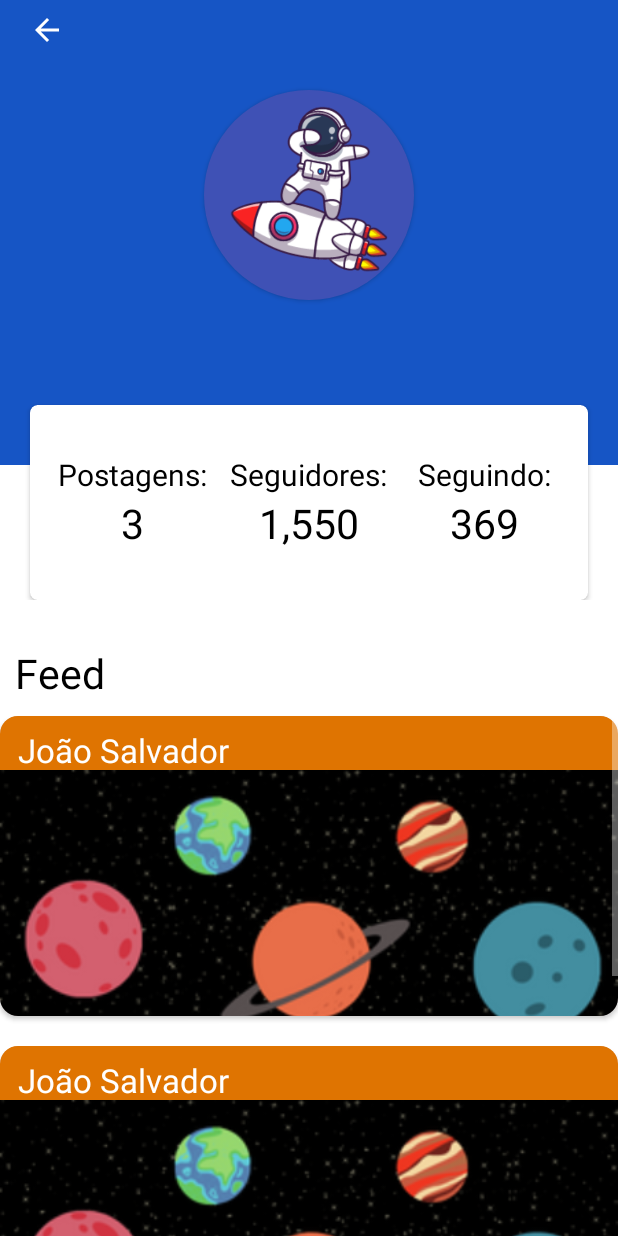
After one commit to Ssalvador221/BluePlanet-App, an Android app: the ProfileScrenPage screen opened directly, with no data from a screen before it, on a phone screen of 412 x 824 dp. The commit adds this screen. Run offline under Robolectric (Android 15) with nearby library versions, the phone set to English and light mode, and no system bars; our stand-ins replace Firebase (no records; nobody signed in at launch, a user with empty details on screens opened directly); Roboto replaces fonts that are not available here.

Commit message:
Apresentar amanha perfil

```diff
--- a/app/src/main/AndroidManifest.xml
+++ b/app/src/main/AndroidManifest.xml
@@ -14,7 +14,7 @@
         android:theme="@style/Theme.SaAplication"
         tools:targetApi="33">
         <activity
-            android:name=".NewsPage"
+            android:name=".ProfileScrenPage"
             android:exported="false" />
         <activity
             android:name=".PaginaInicial"
--- a/app/src/main/java/com/example/saaplication/NewsPage.java
+++ /dev/null
@@ -1,14 +0,0 @@
-package com.example.saaplication;
-
-import androidx.appcompat.app.AppCompatActivity;
-
-import android.os.Bundle;
-
-public class NewsPage extends AppCompatActivity {
-
-    @Override
-    protected void onCreate(Bundle savedInstanceState) {
-        super.onCreate(savedInstanceState);
-        setContentView(R.layout.activity_news_page);
-    }
-}
--- a/app/src/main/java/com/example/saaplication/PaginaInicial.java
+++ b/app/src/main/java/com/example/saaplication/PaginaInicial.java
@@ -7,6 +7,7 @@ import androidx.fragment.app.Fragment;
 import androidx.fragment.app.FragmentManager;
 import androidx.fragment.app.FragmentTransaction;
 
+import android.content.Intent;
 import android.graphics.Color;
 import android.os.Bundle;
 import com.example.saaplication.databinding.ActivityPaginainicialBinding;
@@ -30,7 +31,7 @@ public class PaginaInicial extends AppCompatActivity {
         setContentView(binding.getRoot());
         ReplaceFragment(new Home_page_Fragment());
 
-        getWindow().setStatusBarColor(Color.WHITE);
+        getWindow().setStatusBarColor(Color.TRANSPARENT);
 
 
 
@@ -52,7 +53,8 @@ public class PaginaInicial extends AppCompatActivity {
                     break;
                 case R.id.perfilPage:
                     setTitle("Perfil");
-                    ReplaceFragment(new Perfil_Fragment());
+                    Intent intent = new Intent(this, ProfileScrenPage.class);
+                    startActivity(intent);
                     break;
             }
             return true;
--- a/app/src/main/java/com/example/saaplication/Perfil_Fragment.java
+++ /dev/null
@@ -1,64 +0,0 @@
-package com.example.saaplication;
-
-import android.os.Bundle;
-
-import androidx.fragment.app.Fragment;
-
-import android.view.LayoutInflater;
-import android.view.View;
-import android.view.ViewGroup;
-
-/**
- * A simple {@link Fragment} subclass.
- * Use the {@link Perfil_Fragment#newInstance} factory method to
- * create an instance of this fragment.
- */
-public class Perfil_Fragment extends Fragment {
-
-    // TODO: Rename parameter arguments, choose names that match
-    // the fragment initialization parameters, e.g. ARG_ITEM_NUMBER
-    private static final String ARG_PARAM1 = "param1";
-    private static final String ARG_PARAM2 = "param2";
-
-    // TODO: Rename and change types of parameters
-    private String mParam1;
-    private String mParam2;
-
-    public Perfil_Fragment() {
-        // Required empty public constructor
-    }
-
-    /**
-     * Use this factory method to create a new instance of
-     * this fragment using the provided parameters.
-     *
-     * @param param1 Parameter 1.
-     * @param param2 Parameter 2.
-     * @return A new instance of fragment Perfil_Fragment.
-     */
-    // TODO: Rename and change types and number of parameters
-    public static Perfil_Fragment newInstance(String param1, String param2) {
-        Perfil_Fragment fragment = new Perfil_Fragment();
-        Bundle args = new Bundle();
-        args.putString(ARG_PARAM1, param1);
-        args.putString(ARG_PARAM2, param2);
-        fragment.setArguments(args);
-        return fragment;
-    }
-
-    @Override
-    public void onCreate(Bundle savedInstanceState) {
-        super.onCreate(savedInstanceState);
-        if (getArguments() != null) {
-            mParam1 = getArguments().getString(ARG_PARAM1);
-            mParam2 = getArguments().getString(ARG_PARAM2);
-        }
-    }
-
-    @Override
-    public View onCreateView(LayoutInflater inflater, ViewGroup container,
-                             Bundle savedInstanceState) {
-        // Inflate the layout for this fragment
-        return inflater.inflate(R.layout.fragment_perfil_, container, false);
-    }
-}
--- /dev/null
+++ b/app/src/main/java/com/example/saaplication/ProfileScrenPage.java
@@ -0,0 +1,77 @@
+package com.example.saaplication;
+
+import androidx.annotation.Nullable;
+import androidx.appcompat.app.AppCompatActivity;
+
+import android.content.Intent;
+import android.graphics.Color;
+import android.os.Bundle;
+import android.view.View;
+import android.widget.ImageButton;
+import android.widget.TextView;
+import android.widget.Toast;
+
+import com.google.firebase.auth.FirebaseAuth;
+import com.google.firebase.database.DatabaseReference;
+import com.google.firebase.firestore.DocumentReference;
+import com.google.firebase.firestore.DocumentSnapshot;
+import com.google.firebase.firestore.EventListener;
+import com.google.firebase.firestore.FirebaseFirestore;
+import com.google.firebase.firestore.FirebaseFirestoreException;
+
+public class ProfileScrenPage extends AppCompatActivity {
+
+
+    private TextView viewProfileName;
+    FirebaseFirestore firestoreBancoDeDados = FirebaseFirestore.getInstance();
+    String usuarioId;
+    ImageButton botaoVoltarPagina;
+
+
+    @Override
+    protected void onCreate(Bundle savedInstanceState) {
+        super.onCreate(savedInstanceState);
+        setContentView(R.layout.activity_profile_scren_page);
+        IniciarComponentes();
+
+
+        botaoVoltarPagina = findViewById(R.id.botaoVoltarPagina);
+
+        botaoVoltarPagina.setOnClickListener(new View.OnClickListener() {
+            @Override
+            public void onClick(View v) {
+                startActivity(new Intent(ProfileScrenPage.this, PaginaInicial.class));
+            }
+        });
+
+
+    }
+
+
+    @Override
+    protected void onStart() {
+        super.onStart();
+
+        usuarioId = FirebaseAuth.getInstance().getCurrentUser().getUid();
+
+        DocumentReference documentReference = firestoreBancoDeDados.collection("Usuario").document(usuarioId);
+        documentReference.addSnapshotListener(new EventListener<DocumentSnapshot>() {
+            @Override
+            public void onEvent(@Nullable DocumentSnapshot documentSnapshot, @Nullable FirebaseFirestoreException error) {
+                     if (documentSnapshot != null){
+                         viewProfileName.setText(documentSnapshot.getString("Nome do Usuario:"));
+                     }
+            }
+        });
+    }
+
+    private void IniciarComponentes(){
+
+        viewProfileName = findViewById(R.id.viewProfileName);
+
+
+    }
+
+
+
+}
--- a/app/src/main/res/layout/activity_news_page.xml
+++ /dev/null
@@ -1,9 +0,0 @@
-<?xml version="1.0" encoding="utf-8"?>
-<androidx.constraintlayout.widget.ConstraintLayout xmlns:android="http://schemas.android.com/apk/res/android"
-    xmlns:app="http://schemas.android.com/apk/res-auto"
-    xmlns:tools="http://schemas.android.com/tools"
-    android:layout_width="match_parent"
-    android:layout_height="match_parent"
-    tools:context=".NewsPage">
-
-</androidx.constraintlayout.widget.ConstraintLayout>
--- a/app/src/main/res/layout/activity_paginainicial.xml
+++ b/app/src/main/res/layout/activity_paginainicial.xml
@@ -6,19 +6,7 @@
     android:layout_width="match_parent"
     android:layout_height="match_parent"
     android:background="@color/white"
-    tools:context=".PaginaInicial"
-    android:fitsSystemWindows="true">
-
-
-
-
-    <com.google.android.material.navigation.NavigationView
-        android:layout_width="match_parent"
-        android:layout_height="match_parent"
-        android:id="@+id/navegation_menu"
-        app:headerLayout="@layout/header_layout"
-        app:menu="@menu/menu_topbar"
-        android:layout_gravity="start"/>
+    tools:context=".PaginaInicial">
 
 
     <RelativeLayout
--- /dev/null
+++ b/app/src/main/res/layout/activity_profile_scren_page.xml
@@ -0,0 +1,237 @@
+<?xml version="1.0" encoding="utf-8"?>
+<LinearLayout xmlns:android="http://schemas.android.com/apk/res/android"
+    xmlns:app="http://schemas.android.com/apk/res-auto"
+    xmlns:tools="http://schemas.android.com/tools"
+    android:layout_width="match_parent"
+    android:layout_height="match_parent"
+    android:orientation="vertical"
+    android:background="@color/white"
+    tools:context=".ProfileScrenPage">
+
+
+    <RelativeLayout
+        android:layout_width="match_parent"
+        android:layout_height="400dp">
+
+        <LinearLayout
+            android:layout_width="match_parent"
+            android:layout_height="310dp"
+            android:background="#1655C5"
+            android:orientation="vertical">
+
+            <ImageButton
+                android:id="@+id/botaoVoltarPagina"
+                android:layout_width="match_parent"
+                android:layout_height="40dp"
+                android:layout_alignParentTop="true"
+                android:paddingRight="350dp"
+
+                android:src="@drawable/backpage"
+                android:background="#1655C5"/>
+
+            <androidx.cardview.widget.CardView
+                android:layout_width="140dp"
+                android:layout_height="140dp"
+                android:layout_gravity="center"
+                android:layout_marginTop="20dp"
+                android:elevation="8dp"
+                app:cardBackgroundColor="@android:color/transparent"
+                app:cardCornerRadius="150dp">
+
+                <ImageView
+                    android:layout_width="match_parent"
+                    android:layout_height="match_parent"
+                    android:layout_gravity="center"
+                    android:scaleType="centerCrop"
+                    android:src="@drawable/logo" />
+            </androidx.cardview.widget.CardView>
+
+            <TextView
+                android:id="@+id/viewProfileName"
+                android:layout_width="match_parent"
+                android:layout_height="wrap_content"
+                android:layout_marginLeft="50dp"
+                android:layout_marginTop="22dp"
+                android:layout_marginRight="50dp"
+                android:text=""
+                android:textAlignment="center"
+                android:textColor="@color/white"
+                android:textSize="27dp" />
+        </LinearLayout>
+
+        <androidx.cardview.widget.CardView
+            android:layout_width="400dp"
+            android:layout_height="130dp"
+            android:layout_alignParentBottom="true"
+            android:layout_centerHorizontal="true"
+            android:layout_marginLeft="20dp"
+            android:layout_marginTop="30dp"
+            android:layout_marginRight="20dp"
+            android:backgroundTint="@color/white"
+            app:cardCornerRadius="5dp">
+            <LinearLayout
+                android:layout_width="match_parent"
+                android:layout_height="match_parent"
+                android:weightSum="3"
+                android:padding="10dp"
+                android:orientation="horizontal">
+                <LinearLayout
+                    android:layout_width="0dp"
+                    android:layout_height="match_parent"
+                    android:layout_weight="1"
+                    android:gravity="center"
+                    android:orientation="vertical">
+                    <TextView
+                        android:layout_width="wrap_content"
+                        android:layout_height="wrap_content"
+                        android:text="Postagens:"
+                        android:textColor="@color/black"
+                        android:textSize="20dp"/>
+                    <TextView
+                        android:layout_width="wrap_content"
+                        android:layout_height="wrap_content"
+                        android:text="3"
+                        android:textSize="27dp"
+                        android:textColor="@color/black"/>
+                </LinearLayout>
+                <LinearLayout
+                    android:layout_width="0dp"
+                    android:layout_height="match_parent"
+                    android:layout_weight="1"
+                    android:gravity="center"
+                    android:orientation="vertical">
+                    <TextView
+                        android:layout_width="wrap_content"
+                        android:layout_height="wrap_content"
+                        android:text="Seguidores:"
+                        android:textColor="@color/black"
+                        android:textSize="20dp"/>
+                    <TextView
+                        android:layout_width="wrap_content"
+                        android:layout_height="wrap_content"
+                        android:text="1,550"
+                        android:textSize="27dp"
+                        android:textColor="@color/black"/>
+                </LinearLayout>
+                <LinearLayout
+                    android:layout_width="0dp"
+                    android:layout_height="match_parent"
+                    android:layout_weight="1"
+                    android:gravity="center"
+                    android:orientation="vertical">
+                    <TextView
+                        android:layout_width="wrap_content"
+                        android:layout_height="wrap_content"
+                        android:text="Seguindo:"
+                        android:textColor="@color/black"
+                        android:textSize="20dp"/>
+                    <TextView
+                        android:layout_width="wrap_content"
+                        android:layout_height="wrap_content"
+                        android:text="369"
+                        android:textSize="27dp"
+                        android:textColor="@color/black"/>
+                </LinearLayout>
+            </LinearLayout>
+        </androidx.cardview.widget.CardView>
+    </RelativeLayout>
+
+
+    <ScrollView
+        android:layout_width="match_parent"
+        android:layout_height="match_parent"
+        android:fillViewport="true">
+        <LinearLayout
+            android:layout_width="match_parent"
+            android:layout_height="wrap_content"
+            android:orientation="vertical">
+            <TextView
+                android:layout_width="match_parent"
+                android:layout_height="wrap_content"
+                android:text="Feed"
+                android:textColor="@color/black"
+                android:textSize="27dp"
+                android:padding="10dp"
+                android:layout_marginTop="20dp"/>
+            <androidx.cardview.widget.CardView
+                android:layout_width="match_parent"
+                android:layout_height="200dp"
+                app:cardCornerRadius="12dp"
+                android:layout_weight="1"
+                android:backgroundTint="#D6BDBD">
+                <TextView
+                    android:layout_width="match_parent"
+                    android:layout_height="wrap_content"
+                    android:text="João Salvador"
+                    android:textSize="22dp"
+                    android:background="@color/orange"
+                    android:padding="12px"
+                    android:textColor="@color/white"
+                    android:paddingStart="12dp"/>
+
+                <ImageView
+                    android:layout_width="match_parent"
+                    android:layout_height="209dp"
+                    android:layout_marginTop="34dp"
+                    android:src="@drawable/background_image" />
+            </androidx.cardview.widget.CardView>
+
+
+            <androidx.cardview.widget.CardView
+                android:layout_width="match_parent"
+                android:layout_height="200dp"
+                app:cardCornerRadius="12dp"
+                android:layout_marginTop="20dp"
+                android:layout_weight="1"
+                android:backgroundTint="#D6BDBD">
+                <TextView
+                    android:layout_width="match_parent"
+                    android:layout_height="wrap_content"
+                    android:text="João Salvador"
+                    android:textSize="22dp"
+                    android:background="@color/orange"
+                    android:padding="12px"
+                    android:textColor="@color/white"
+                    android:paddingStart="12dp"/>
+
+                <ImageView
+                    android:layout_width="match_parent"
+                    android:layout_height="209dp"
+                    android:layout_marginTop="34dp"
+                    android:src="@drawable/background_image" />
+            </androidx.cardview.widget.CardView>
+
+
+            <androidx.cardview.widget.CardView
+                android:layout_width="match_parent"
+                android:layout_height="200dp"
+                app:cardCornerRadius="12dp"
+                android:layout_weight="1"
+                android:layout_marginTop="20dp"
+                android:backgroundTint="#D6BDBD">
+                <TextView
+                    android:layout_width="match_parent"
+                    android:layout_height="wrap_content"
+                    android:text="João Salvador"
+                    android:textSize="22dp"
+                    android:background="@color/orange"
+                    android:padding="12px"
+                    android:textColor="@color/white"
+                    android:paddingStart="12dp"/>
+
+                <ImageView
+                    android:layout_width="match_parent"
+                    android:layout_height="209dp"
+                    android:layout_marginTop="34dp"
+                    android:src="@drawable/background_image" />
+            </androidx.cardview.widget.CardView>
+
+
+
+
+
+        </LinearLayout>
+    </ScrollView>
+
+
+</LinearLayout>
```
